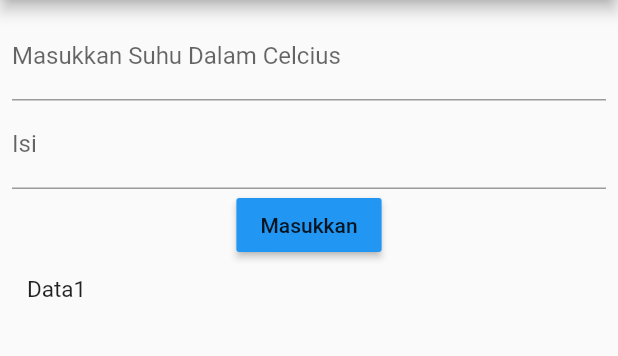
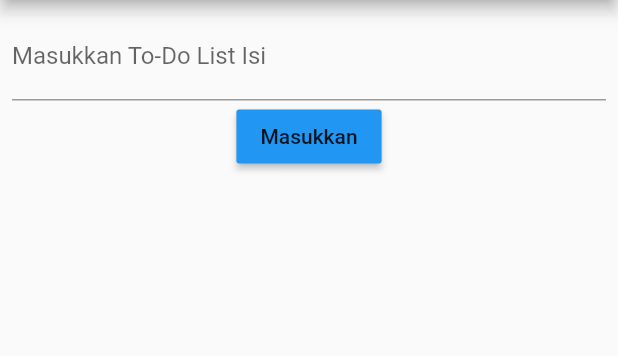
Before and after one commit to BabyFace-Creation/flutter_quiz1, a Flutter app: the screen it shows after launch, after a tap on "Masukkan", on a phone screen of 412 x 824 dp, the part 84-440 px from its top. Run offline on Flutter 3.47's test engine with Material 2 defaults, Android fonts, the phone set to English and light mode, and no system bars.

Commit message:
Fixing ListView

```diff
--- a/lib/main.dart
+++ b/lib/main.dart
@@ -14,17 +14,13 @@ class MyApp extends StatefulWidget {
 class _MyAppState extends State<MyApp> {
   final inputContJudul = TextEditingController();
   final inputContIsi = TextEditingController();
-  String _inputJudul;
   String _inputIsi;
 
-  List<String> listViewJudul = <String>["Data1"];
   List<String> listViewIsi = <String>[];
 
   void memasukkanData() {
     setState(() {
-      _inputJudul = inputContJudul.text;
       _inputIsi = inputContIsi.text;
-      listViewJudul.add("$_inputJudul");
       listViewIsi.add("$_inputIsi");
     });
   }
@@ -46,13 +42,9 @@ class _MyAppState extends State<MyApp> {
           child: Column(
             children: [
               TextFormField(
-                controller: inputContJudul,
+                controller: inputContIsi,
                 decoration:
-                    InputDecoration(labelText: 'Masukkan Suhu Dalam Celcius'),
-              ),
-              TextFormField(
-                controller: inputContIsi,
-                decoration: InputDecoration(labelText: 'Isi'),
+                    InputDecoration(labelText: 'Masukkan To-Do List Isi'),
               ),
               RaisedButton(
                 child: Text('Masukkan'),
@@ -61,7 +53,7 @@ class _MyAppState extends State<MyApp> {
               ),
               Expanded(
                 child: ListView(
-                    children: listViewJudul.map((String value) {
+                    children: listViewIsi.map((String value) {
                   return Container(
                       margin: EdgeInsets.all(10),
                       child: Text(
```
Also changed, not shown: 1 other file.
